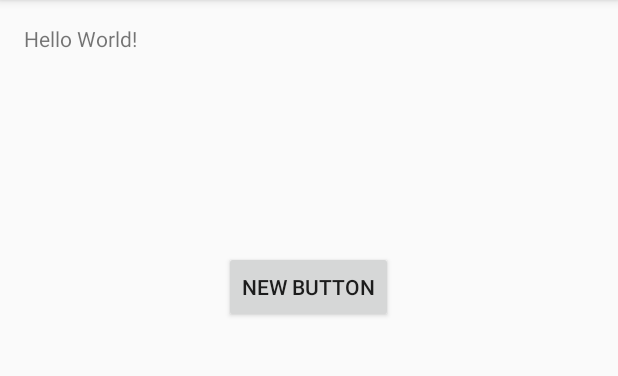
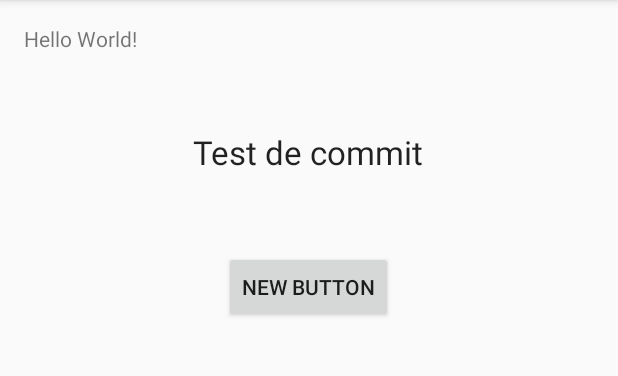
Before and after one commit to bigwanjeog/TPChiffreMystere, an Android app: the screen it shows after launch (MainActivity), on a phone screen of 412 x 824 dp, the part 84-460 px from its top. Run offline under Robolectric (Android 15) with nearby library versions, the phone set to English and light mode, and no system bars.

Commit message:
Ajout d'un textview

```diff
--- a/app/src/main/res/layout/activity_main.xml
+++ b/app/src/main/res/layout/activity_main.xml
@@ -23,4 +23,15 @@
         android:layout_below="@+id/textView"
         android:layout_centerHorizontal="true"
         android:layout_marginTop="132dp"/>
+
+    <TextView
+        android:layout_width="wrap_content"
+        android:layout_height="wrap_content"
+        android:textAppearance="?android:attr/textAppearanceLarge"
+        android:text="Test de commit"
+        android:id="@+id/textView2"
+        android:layout_below="@+id/textView"
+        android:layout_centerHorizontal="true"
+        android:layout_marginTop="51dp" />
+
 </RelativeLayout>
```
